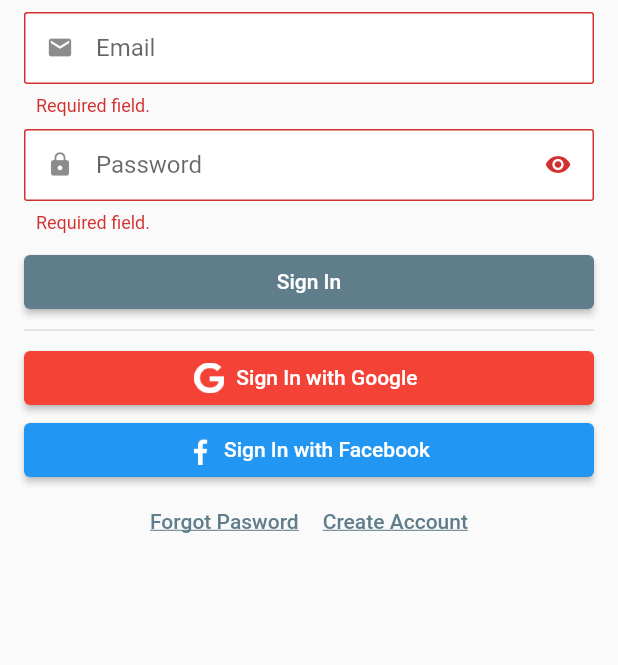
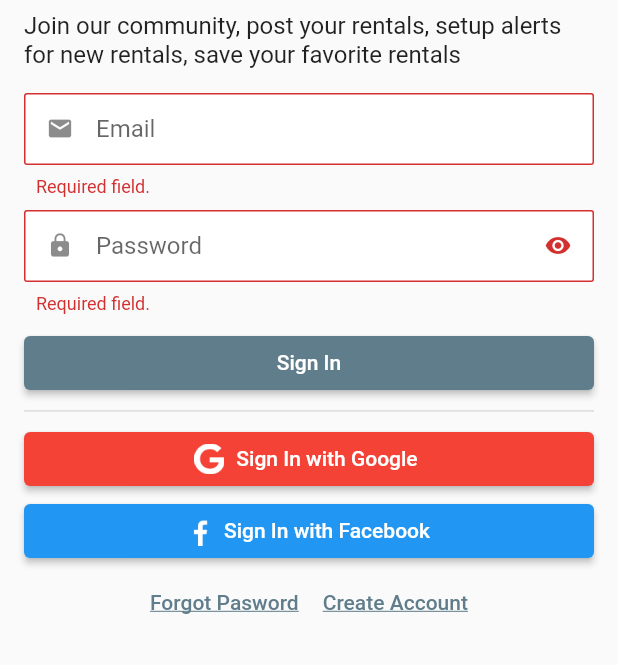
Before and after one commit to khttps/rentall, a Flutter app: the AuthScreen screen opened by its route, after a tap on "Sign In", on a phone screen of 412 x 824 dp, the part 571-1236 px from its top. Run offline on Flutter 3.47's test engine with Material 2 defaults, Android fonts, the phone set to English and light mode, and no system bars; our stand-ins replace cached_network_image, carousel_slider, cloud_firestore, easy_localization, equatable, firebase_auth and 9 more; missing offline and left inert: phone_number; accounts and stored records are empty.

Commit message:
Added UI  for Forget Password Screen

```diff
--- a/lib/router.dart
+++ b/lib/router.dart
@@ -26,6 +26,10 @@
           return const OrganizationScreen();
         case MyRentalsScreen.routeName:
           return const MyRentalsScreen();
+        case PasswordSentScreen.routeName:
+          return PasswordSentScreen(email: settings.arguments as String);
+        case AlertScreen.routeName:
+          return const AlertScreen();
         case DetailsScreen.routeName:
           return DetailsScreen(
             rental: settings.arguments as Rental,
--- /dev/null
+++ b/lib/screens/alert/alert.dart
@@ -0,0 +1 @@
+export 'view/alert_screen.dart';
--- a/lib/screens/auth/view/widgets/auth_form.dart
+++ b/lib/screens/auth/view/widgets/auth_form.dart
@@ -46,6 +46,11 @@
               ),
             ),
             const SizedBox(height: 8.0),
+            const Text(
+              'Join our community, post your rentals, setup alerts for new rentals, save your favorite rentals',
+              style: TextStyle(fontSize: 16.0),
+            ),
+            const SizedBox(height: 16.0),
             TextFormField(
               controller: _emailController,
               keyboardType: TextInputType.emailAddress,
--- /dev/null
+++ b/lib/screens/auth/view/widgets/forgot_password_form.dart
@@ -0,0 +1,87 @@
+import 'package:flutter/material.dart';
+import 'package:flutter_form_builder/flutter_form_builder.dart';
+
+import '../../../screens.dart';
+
+class ForgotPasswordForm extends StatefulWidget {
+  final Function() onSubmit;
+  const ForgotPasswordForm({
+    required this.onSubmit,
+    Key? key,
+  }) : super(key: key);
+
+  @override
+  State<ForgotPasswordForm> createState() => _ForgotPasswordFormState();
+}
+
+class _ForgotPasswordFormState extends State<ForgotPasswordForm> {
+  final _controller = TextEditingController();
+
+  @override
+  void dispose() {
+    _controller.dispose();
+    super.dispose();
+  }
+
+  @override
+  Widget build(BuildContext context) {
+    return FormBuilder(
+      child: ListView(
+        padding: const EdgeInsets.all(16.0),
+        children: [
+          const Text(
+            'Enter the email associated with your account',
+            style: TextStyle(fontSize: 16.0),
+          ),
+          const SizedBox(height: 8.0),
+          TextFormField(
+            controller: _controller,
+            keyboardType: TextInputType.emailAddress,
+            textInputAction: TextInputAction.next,
+            onFieldSubmitted: (String value) {},
+            onChanged: (String value) {},
+            decoration: const InputDecoration(
+              hintText: 'Email',
+              prefixIcon: Icon(Icons.email),
+            ),
+            validator: (value) {
+              if (value == null || value.isEmpty) {
+                return 'Required field.';
+              }
+              return null;
+            },
+          ),
+          const SizedBox(height: 8.0),
+          SizedBox(
+            width: double.infinity,
+            child: ElevatedButton(
+              child: const Text(
+                'Submit',
+                style: TextStyle(
+                  color: Colors.white,
+                ),
+              ),
+              onPressed: () async {
+                // TODO
+                _controller.clear();
+                widget.onSubmit();
+                Navigator.pushNamed(context, PasswordSentScreen.routeName,
+                    arguments: 'example@example.com');
+              },
+            ),
+          ),
+          TextButton(
+            onPressed: () {
+              _controller.clear();
+              widget.onSubmit();
+            },
+            child: const Text(
+              'Sign In',
+              style: TextStyle(decoration: TextDecoration.underline),
+            ),
+          )
+        ],
+      ),
+    );
+  }
+}
--- a/lib/screens/auth/view/widgets/widgets.dart
+++ b/lib/screens/auth/view/widgets/widgets.dart
@@ -1,2 +1,3 @@
 export 'auth_form.dart';
 export 'social_button.dart';
+export 'forgot_password_form.dart';
--- a/lib/screens/home/view/home_screen.dart
+++ b/lib/screens/home/view/home_screen.dart
@@ -22,6 +22,7 @@
 
   @override
   Widget build(BuildContext context) {
+    super.build(context);
     return GestureDetector(
       onTap: () => FocusScope.of(context).unfocus(),
       child: Scaffold(
@@ -34,7 +35,9 @@
           ),
           actions: [
             InkWell(
-              onTap: () {},
+              onTap: () {
+                Navigator.pushNamed(context, AlertScreen.routeName);
+              },
               child: Column(
                 children: const [
                   Expanded(child: Icon(Icons.notification_add)),
--- /dev/null
+++ b/lib/screens/on_boarding/on_boarding.dart
@@ -0,0 +1 @@
+export 'view/on_boarding_screen.dart';
--- /dev/null
+++ b/lib/screens/password_sent/password_sent.dart
@@ -0,0 +1 @@
+export 'view/password_sent_screen.dart';
--- a/lib/screens/publish/view/publish_screen.dart
+++ b/lib/screens/publish/view/publish_screen.dart
@@ -27,7 +27,6 @@
 }
 
 class _PublishScreenState extends State<PublishScreen> {
-  final _picker = ImagePicker();
   final _formKey = GlobalKey<FormBuilderState>();
 
   late final updating = widget.rental != null;
--- /dev/null
+++ b/lib/screens/splash/splash.dart
@@ -0,0 +1 @@
+export 'view/splash_screen.dart';
```
Also changed, not shown: lib/screens/alert/view/alert_screen.dart (added, +47 -0 lines), lib/screens/auth/view/auth_screen.dart (+17 -2 lines), lib/screens/details/view/details_screen.dart (+11 -11 lines), lib/screens/menu/view/menu_screen.dart (+9 -0 lines), lib/screens/password_sent/view/password_sent_screen.dart (added, +41 -0 lines), lib/screens/screens.dart (+17 -13 lines), lib/screens/on_boarding/view/on_boarding_screen.dart (added), lib/screens/splash/view/splash_screen.dart (added).
